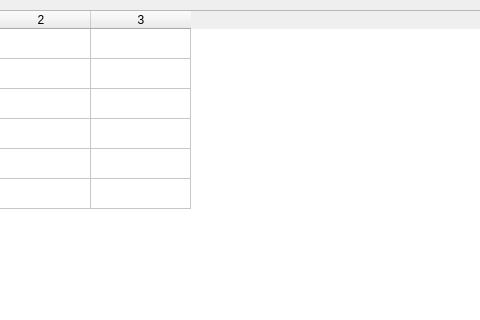
Above: windows/ui/database_window.ui from AverinDS/studyQt5 before the change; both pictures show x 131 to 611 and y 0 to 320 of the 780 by 470 pixel window. Below: the same form after it.
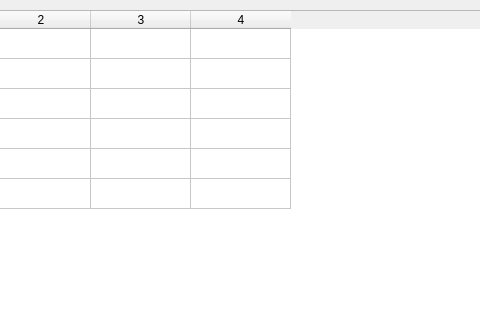
That is the form after the change. Icons and pictures are not drawn.

The edit to the form file:
```diff
--- a/windows/ui/database_window.ui
+++ b/windows/ui/database_window.ui
@@ -193,11 +193,23 @@
       <height>361</height>
      </rect>
     </property>
+    <property name="sizeAdjustPolicy">
+     <enum>QAbstractScrollArea::AdjustToContentsOnFirstShow</enum>
+    </property>
+    <property name="showGrid">
+     <bool>true</bool>
+    </property>
+    <property name="gridStyle">
+     <enum>Qt::SolidLine</enum>
+    </property>
+    <property name="sortingEnabled">
+     <bool>true</bool>
+    </property>
     <property name="rowCount">
      <number>6</number>
     </property>
     <property name="columnCount">
-     <number>3</number>
+     <number>4</number>
     </property>
     <row/>
     <row/>
@@ -208,6 +220,7 @@
     <column/>
     <column/>
     <column/>
+    <column/>
    </widget>
   </widget>
  </widget>
```
Left out of the diff: 3 changed lines with no effect on the pictures.
